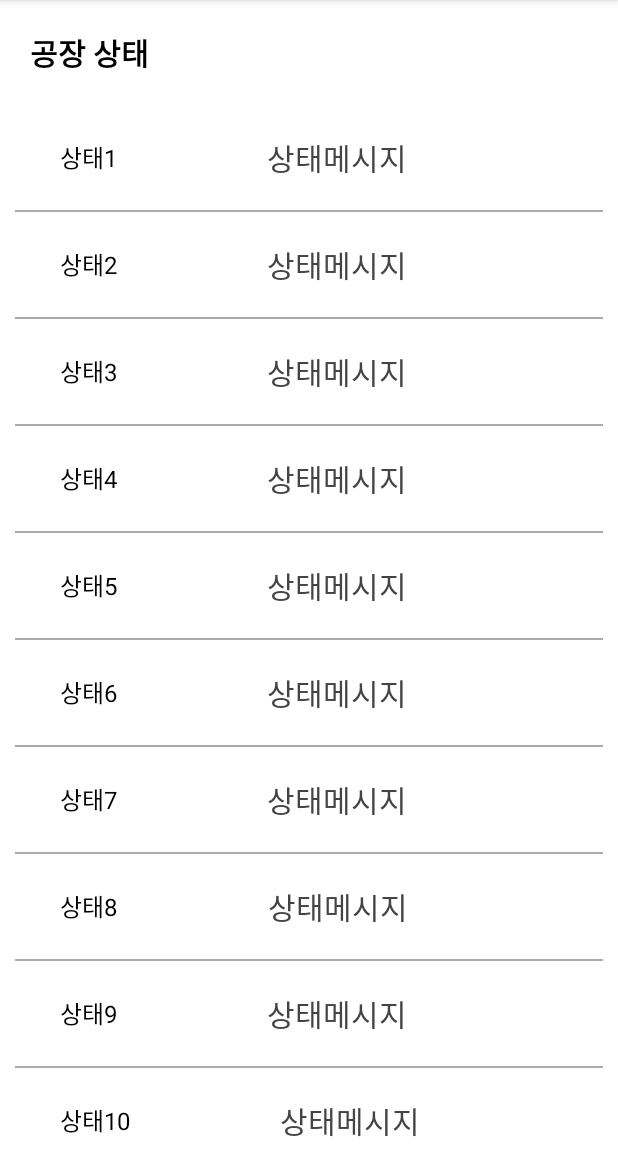
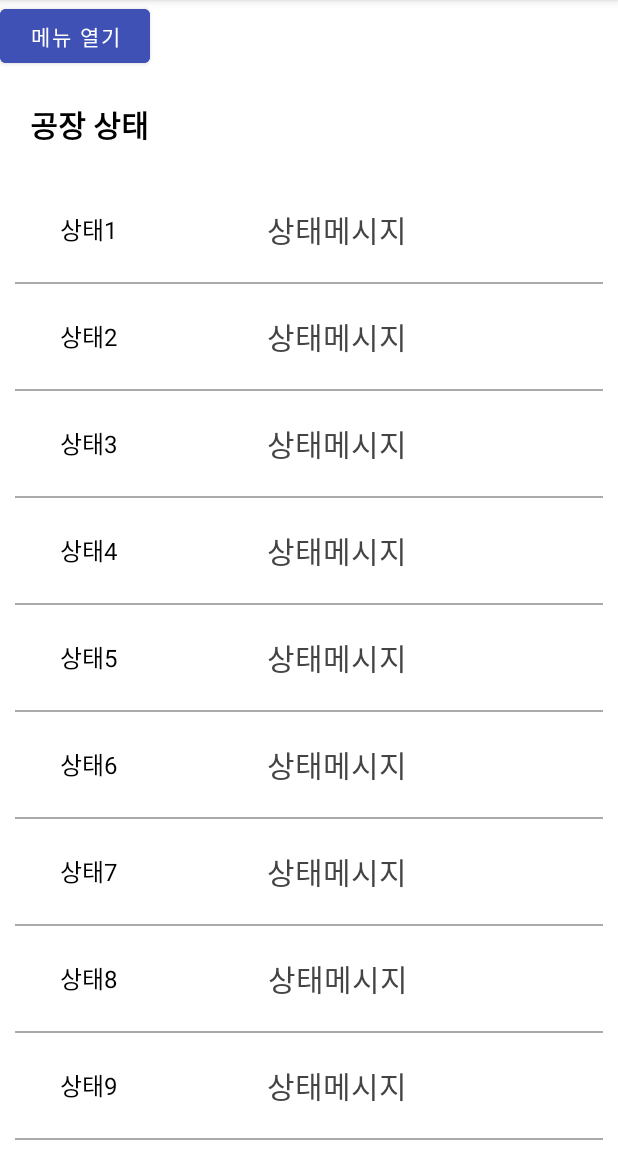
Before and after one commit to YeejaeWan/SmartFactory, an Android app: the MainActivity screen opened directly, with no data from a screen before it, on a phone screen of 412 x 824 dp, the part 84-1236 px from its top. Run offline under Robolectric (Android 15) with nearby library versions, the phone set to English and light mode, and no system bars.

Commit message:
메뉴바 추가

```diff
--- a/app/src/main/java/com/example/smartfactory/MainActivity.java
+++ b/app/src/main/java/com/example/smartfactory/MainActivity.java
@@ -1,11 +1,14 @@
 package com.example.smartfactory;
 
+import androidx.annotation.NonNull;
 import androidx.appcompat.app.AppCompatActivity;
+import androidx.drawerlayout.widget.DrawerLayout;
 import androidx.recyclerview.widget.LinearLayoutManager;
 import androidx.recyclerview.widget.RecyclerView;
 
 import android.content.Intent;
 import android.os.Bundle;
+import android.view.MotionEvent;
 import android.view.View;
 import android.widget.Adapter;
 import android.widget.Button;
@@ -18,11 +21,46 @@ public class MainActivity extends AppCompatActivity {
     private RecyclerView mRecyclerView;
     private MyRecyclerAdapter mRecyclerAdapter;
     private ArrayList<Item> mItems;
+    private DrawerLayout drawerLayout;
+    private View drawerView;
 
     @Override
     protected void onCreate(Bundle savedInstanceState) {
         super.onCreate(savedInstanceState);
         setContentView(R.layout.activity_main);
+
+        drawerLayout = (DrawerLayout)findViewById(R.id.drawer_layout);
+        drawerView =(View)findViewById(R.id.drawer);
+
+        //메뉴 열기 버튼
+        Button btn_open = (Button)findViewById(R.id.btn_open);
+        btn_open.setOnClickListener(new View.OnClickListener() {
+            @Override
+            public void onClick(View view) {
+                drawerLayout.openDrawer(drawerView);
+            }
+        });
+
+        //메뉴 닫기 버튼
+        Button btn_close = (Button)findViewById(R.id.btn_close);
+        btn_close.setOnClickListener(new View.OnClickListener() {
+            @Override
+            public void onClick(View view) {
+                drawerLayout.closeDrawers();
+            }
+        });
+
+
+        drawerLayout.setDrawerListener(listener);
+        drawerView.setOnTouchListener(new View.OnTouchListener() {
+            @Override
+            public boolean onTouch(View view, MotionEvent motionEvent) {
+                return true;
+            }
+        });
+       //------------------------------//
+
+
 
         mRecyclerView = (RecyclerView) findViewById(R.id.recyclerView);
 
@@ -44,4 +82,27 @@ public class MainActivity extends AppCompatActivity {
         }
         mRecyclerAdapter.setFriendList(mItems);
     }
+
+    //DrawerLayout 명령어들
+    DrawerLayout.DrawerListener listener = new DrawerLayout.DrawerListener() {
+        @Override
+        public void onDrawerSlide(@NonNull View drawerView, float slideOffset) {
+
+        }
+
+        @Override
+        public void onDrawerOpened(@NonNull View drawerView) {
+
+        }
+
+        @Override
+        public void onDrawerClosed(@NonNull View drawerView) {
+
+        }
+
+        @Override
+        public void onDrawerStateChanged(int newState) {
+
+        }
+    };
 }
--- a/app/src/main/res/layout/activity_login.xml
+++ b/app/src/main/res/layout/activity_login.xml
@@ -41,6 +41,7 @@
         android:layout_width="0dp"
         android:layout_height="wrap_content"
         android:layout_marginTop="32dp"
+        android:backgroundTint="#3F51B5"
         android:text="로그인"
         app:layout_constraintEnd_toEndOf="@+id/et_pass"
         app:layout_constraintStart_toStartOf="@+id/et_pass"
@@ -51,8 +52,12 @@
         android:layout_width="0dp"
         android:layout_height="wrap_content"
         android:layout_marginTop="32dp"
+        android:backgroundTint="#3F51B5"
         android:text="회원가입"
         app:layout_constraintEnd_toEndOf="@+id/btn_login"
         app:layout_constraintStart_toStartOf="@+id/btn_login"
         app:layout_constraintTop_toBottomOf="@+id/btn_login" />
+
+
+
 </androidx.constraintlayout.widget.ConstraintLayout>
--- a/app/src/main/res/layout/activity_main.xml
+++ b/app/src/main/res/layout/activity_main.xml
@@ -1,13 +1,26 @@
 <?xml version="1.0" encoding="utf-8"?>
-<LinearLayout xmlns:android="http://schemas.android.com/apk/res/android"
+<androidx.drawerlayout.widget.DrawerLayout xmlns:android="http://schemas.android.com/apk/res/android"
     xmlns:app="http://schemas.android.com/apk/res-auto"
     xmlns:tools="http://schemas.android.com/tools"
     android:layout_width="match_parent"
     android:layout_height="match_parent"
     android:orientation="vertical"
+    android:id="@+id/drawer_layout"
     tools:context=".MainActivity">
 
-    <TextView
+    <LinearLayout
+        android:layout_width="match_parent"
+        android:layout_height="match_parent"
+        android:orientation="vertical" >
+
+        <Button
+            android:id="@+id/btn_open"
+            android:layout_width="100dp"
+            android:layout_height="wrap_content"
+            android:backgroundTint="#3F51B5"
+            android:text="메뉴 열기" />
+
+        <TextView
         android:layout_width="wrap_content"
         android:layout_height="wrap_content"
         android:layout_margin="20dp"
@@ -20,5 +33,8 @@
         android:id="@+id/recyclerView"
         android:layout_width="match_parent"
         android:layout_height="wrap_content"/>
+    </LinearLayout>
+    <include layout="@layout/actvity_drawer"/>
 
-</LinearLayout>
+
+</androidx.drawerlayout.widget.DrawerLayout>
--- a/app/src/main/res/layout/activity_register.xml
+++ b/app/src/main/res/layout/activity_register.xml
@@ -72,6 +72,7 @@
         android:layout_width="0dp"
         android:layout_height="wrap_content"
         android:layout_marginTop="16dp"
+        android:backgroundTint="#3F51B5"
         android:text="회원가입"
         app:layout_constraintEnd_toEndOf="@+id/et_age"
         app:layout_constraintStart_toStartOf="@+id/et_age"
```
Also changed, not shown: app/src/main/res/layout/actvity_drawer.xml (added, +31 -0 lines).
